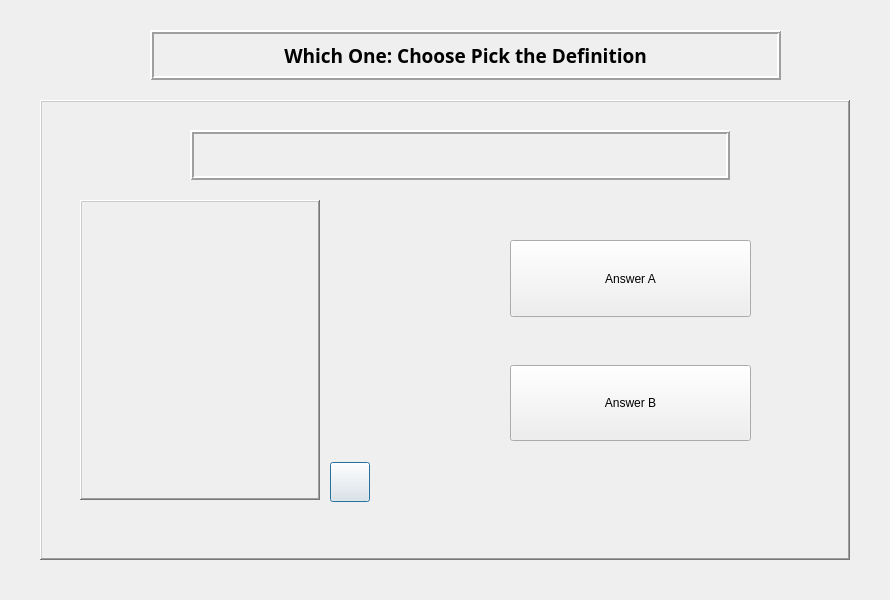
The window that games.ui (onvill/VocabWidener) describes before a commit, drawn with Qt 5.
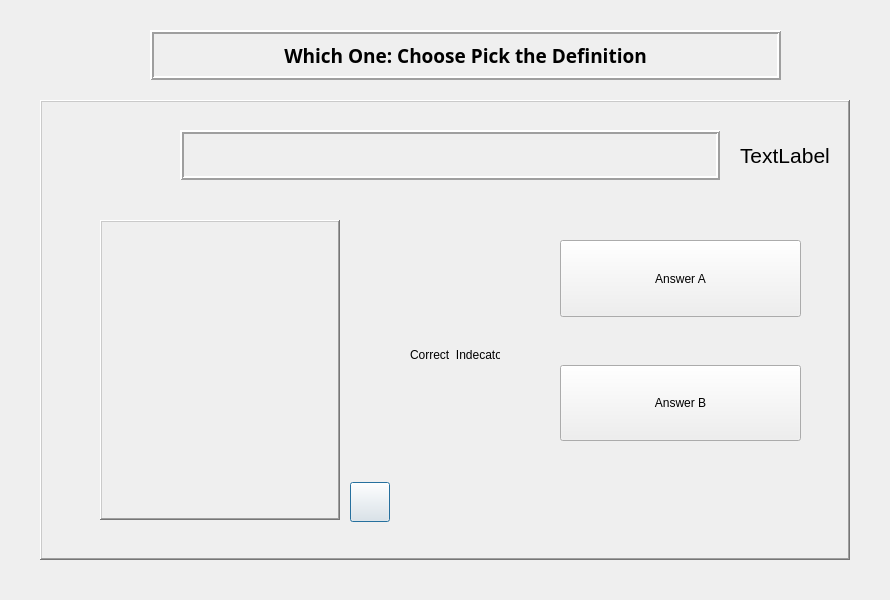
The same window after the commit.

Commit message: Finished logic of the Definition game

Diff of the .ui file:
```diff
--- a/games.ui
+++ b/games.ui
@@ -49,7 +49,7 @@
    <widget class="QLabel" name="wordContainer">
     <property name="geometry">
      <rect>
-      <x>150</x>
+      <x>140</x>
       <y>30</y>
       <width>540</width>
       <height>50</height>
@@ -91,8 +91,8 @@
    <widget class="QLabel" name="picture">
     <property name="geometry">
      <rect>
-      <x>40</x>
-      <y>100</y>
+      <x>60</x>
+      <y>120</y>
       <width>240</width>
       <height>300</height>
      </rect>
@@ -113,8 +113,8 @@
    <widget class="QPushButton" name="soundButton">
     <property name="geometry">
      <rect>
-      <x>290</x>
-      <y>362</y>
+      <x>310</x>
+      <y>382</y>
       <width>40</width>
       <height>40</height>
      </rect>
@@ -126,7 +126,7 @@
    <widget class="QWidget" name="layoutWidget">
     <property name="geometry">
      <rect>
-      <x>470</x>
+      <x>520</x>
       <y>140</y>
       <width>241</width>
       <height>201</height>
@@ -173,6 +173,37 @@
      </item>
     </layout>
    </widget>
+   <widget class="QLabel" name="questionIndecatorLabel">
+    <property name="geometry">
+     <rect>
+      <x>700</x>
+      <y>30</y>
+      <width>90</width>
+      <height>50</height>
+     </rect>
+    </property>
+    <property name="font">
+     <font>
+      <pointsize>16</pointsize>
+     </font>
+    </property>
+    <property name="text">
+     <string>TextLabel</string>
+    </property>
+   </widget>
+   <widget class="QLabel" name="answerIndecator">
+    <property name="geometry">
+     <rect>
+      <x>370</x>
+      <y>210</y>
+      <width>90</width>
+      <height>90</height>
+     </rect>
+    </property>
+    <property name="text">
+     <string>Correct  Indecator</string>
+    </property>
+   </widget>
    <zorder>layoutWidget</zorder>
    <zorder>wordContainer</zorder>
    <zorder>picture</zorder>
```
Left out of the diff: 2 changed lines with no effect on the pictures. The commit also changes 10 other files.
